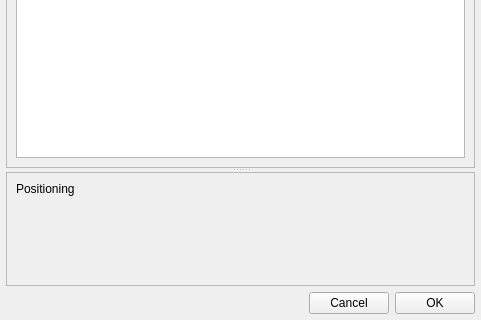
Above: src/widgets/settingswidget.ui from agafon0ff/SimpleSharedCursor before the change; both pictures show x 0 to 481 and y 258 to 578 of the 481 by 578 pixel window. Below: the same form after it.
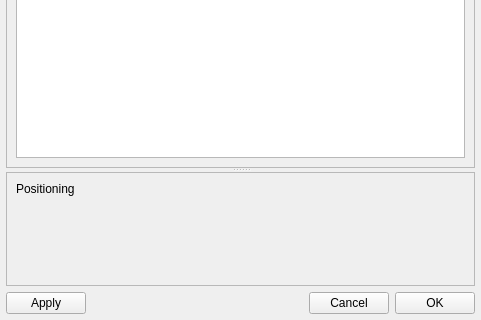
That is the form after the change. Icons and pictures are not drawn.

```diff
--- a/src/widgets/settingswidget.ui
+++ b/src/widgets/settingswidget.ui
@@ -174,6 +174,13 @@
    </item>
    <item>
     <layout class="QHBoxLayout" name="horizontalLayout">
+     <item>
+      <widget class="QPushButton" name="btnApply">
+       <property name="text">
+        <string>Apply</string>
+       </property>
+      </widget>
+     </item>
      <item>
       <spacer name="horizontalSpacer">
        <property name="orientation">
```
Left out of the diff: 22 changed lines with no effect on the pictures.
